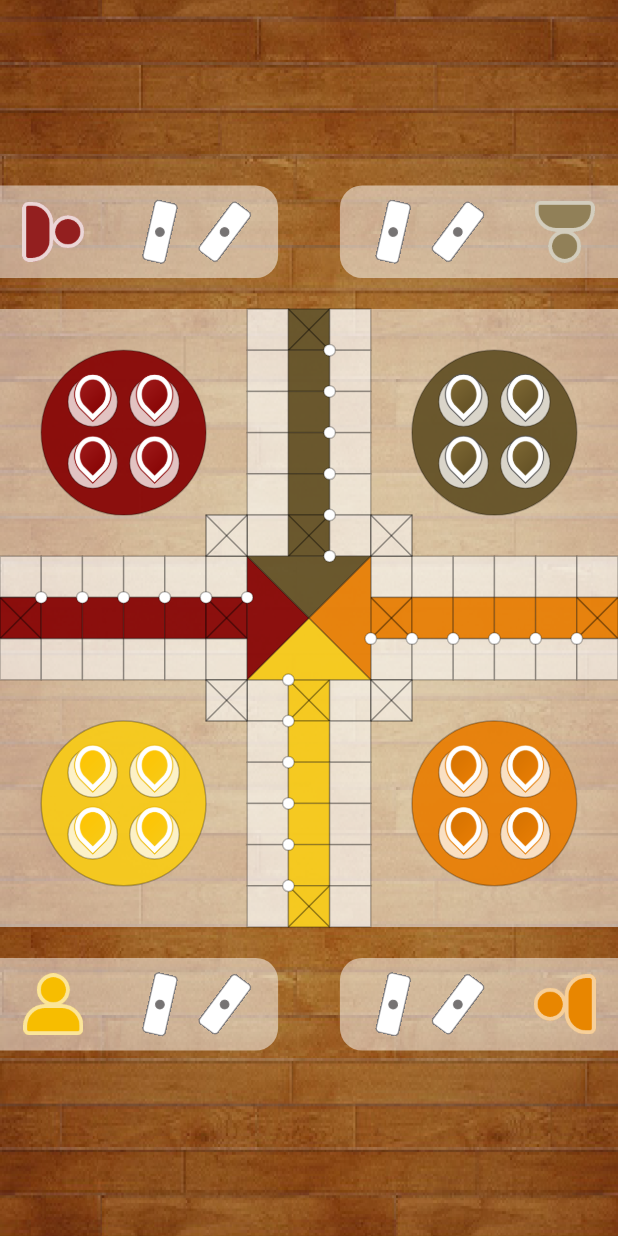
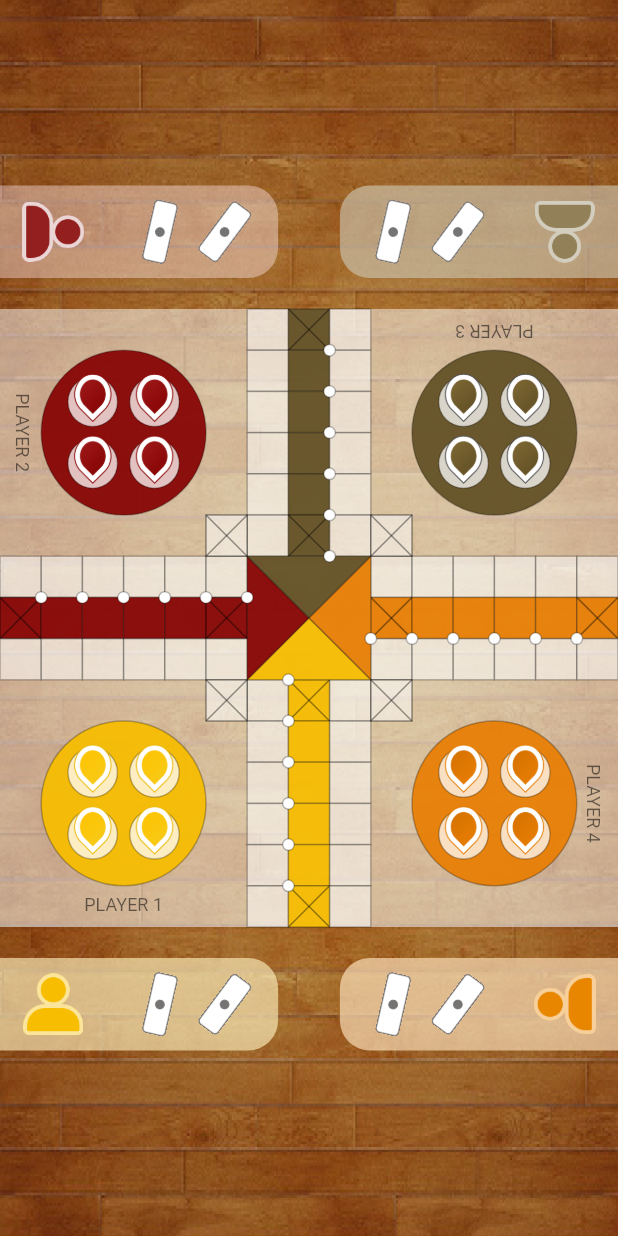
Before and after one commit to coder-selvarajan/thayam_flutter, a Flutter app: the screen it shows after launch, on a phone screen of 412 x 824 dp. Run offline on Flutter 3.47's test engine with Material 2 defaults, Android fonts, the phone set to English and light mode, and no system bars.

Commit message:
Multiple directional player name painted

```diff
--- a/lib/constants.dart
+++ b/lib/constants.dart
@@ -71,5 +71,13 @@ Paint rightPaint = new Paint()
   ..style = PaintingStyle.fill;
 
 Paint bottomPaint = new Paint()
-  ..color = Color(0xEEF7CA18)
+//  ..color = Color(0xEEF7CA18)
+  ..color = Color(0xEEF7BD00)
   ..style = PaintingStyle.fill;
+
+List<Color> playerColorsLight = [
+  Color(0xAAFAEAB8),
+  Color(0x6FFCE2E2),
+  Color(0xAACBC1AA),
+  Color(0xAAFCE0BB),
+];
--- a/lib/widgets/board.dart
+++ b/lib/widgets/board.dart
@@ -1,5 +1,8 @@
+import 'dart:math';
+
 import "package:flutter/material.dart";
 import 'package:ThayamGame/constants.dart';
+import 'dart:ui' as ui;
 
 class Board extends CustomPainter {
   Canvas bCanvas;
@@ -15,6 +18,57 @@ class Board extends CustomPainter {
     drawMidCross();
     drawPawnStage();
     drawSmallCircles();
+
+//    writeParagraph();
+//    writeText();
+  }
+
+  writeText() {
+    final textStyle = TextStyle(
+      color: Colors.black,
+      fontSize: 12.9,
+    );
+    final textSpan = TextSpan(
+      text: 'Selvarajan',
+      style: textStyle,
+    );
+    final textPainter = TextPainter(
+      text: textSpan,
+      textDirection: TextDirection.ltr,
+    );
+    textPainter.layout(
+      minWidth: 0,
+      maxWidth: 6 * bSquareWidth,
+    );
+
+//    final offset = Offset(
+//        boardOffsetLeft + ((6 * bSquareWidth) / 2) - (textPainter.width / 2),
+//        boardOffsetTop + 14.2 * bSquareWidth);
+    final offset = Offset(150, 350);
+    bCanvas.save();
+    bCanvas.translate(10, 30);
+    bCanvas.rotate(pi / 0.47);
+    textPainter.paint(bCanvas, offset);
+  }
+
+  writeParagraph() {
+    final textStyle = ui.TextStyle(
+      color: Colors.black54,
+      fontSize: 12.9,
+    );
+    final paragraphStyle = ui.ParagraphStyle(
+      textDirection: TextDirection.ltr,
+    );
+    final paragraphBuilder = ui.ParagraphBuilder(paragraphStyle)
+      ..pushStyle(textStyle)
+      ..addText('Player1');
+
+    final paragraph = paragraphBuilder.build();
+    final constraints = ui.ParagraphConstraints(width: 5 * bSquareWidth);
+    paragraph.layout(constraints);
+    final offset = Offset(
+        boardOffsetLeft + 0 * bSquareWidth, boardOffsetTop + 14 * bSquareWidth);
+    bCanvas.drawParagraph(paragraph, offset);
   }
 
   drawSmallCircles() {
--- a/lib/widgets/playerArea.dart
+++ b/lib/widgets/playerArea.dart
@@ -39,7 +39,106 @@ class PlayerArea extends StatelessWidget {
             playerImage: 'player-orange',
           ),
         ),
+        PlayerText(
+          playerName: 'PLAYER 1',
+          playerSide: Side.Bottom,
+        ),
+        PlayerText(
+          playerName: 'PLAYER 2',
+          playerSide: Side.Left,
+        ),
+        PlayerText(
+          playerName: 'PLAYER 3',
+          playerSide: Side.Top,
+        ),
+        PlayerText(
+          playerName: 'PLAYER 4',
+          playerSide: Side.Right,
+        ),
       ],
     );
   }
 }
+
+class PlayerText extends StatelessWidget {
+  const PlayerText({
+    Key key,
+    this.playerSide,
+    this.playerName,
+  }) : super(key: key);
+
+  final Side playerSide;
+  final String playerName;
+
+  @override
+  Widget build(BuildContext context) {
+    double left;
+    double top;
+    double width;
+    double height;
+    int quarterTurn;
+
+    switch (playerSide) {
+      case Side.Bottom:
+        {
+          left = boardOffsetLeft;
+          top = boardOffsetTop + (14.2 * bSquareWidth);
+          width = 6 * bSquareWidth;
+          height = 0.8 * bSquareWidth;
+
+          quarterTurn = 4;
+        }
+        break;
+
+      case Side.Left:
+        {
+          left = boardOffsetLeft;
+          top = boardOffsetTop;
+          width = 0.8 * bSquareWidth;
+          height = 6 * bSquareWidth;
+
+          quarterTurn = 1;
+        }
+        break;
+
+      case Side.Top:
+        {
+          left = boardOffsetLeft + (9 * bSquareWidth);
+          top = boardOffsetTop + (0.2 * bSquareWidth);
+          width = 6 * bSquareWidth;
+          height = 0.6 * bSquareWidth;
+
+          quarterTurn = 2;
+        }
+        break;
+      case Side.Right:
+        {
+          left = boardOffsetLeft + (14 * bSquareWidth);
+          top = boardOffsetTop + (9 * bSquareWidth);
+          width = 0.65 * bSquareWidth;
+          height = 6 * bSquareWidth;
+
+          quarterTurn = 1;
+        }
+        break;
+    }
+
+    return Positioned(
+      left: left,
+      top: top,
+      width: width,
+      height: height,
+      child: RotatedBox(
+        quarterTurns: quarterTurn,
+        child: Text(
+          playerName,
+          textAlign: TextAlign.center,
+          style: TextStyle(
+            fontSize: 12,
+            color: Colors.black54,
+          ),
+        ),
+      ),
+    );
+  }
+}
--- a/lib/widgets/playerBox.dart
+++ b/lib/widgets/playerBox.dart
@@ -19,10 +19,10 @@ class _PlayerBoxState extends State<PlayerBox> {
         width: playerStageWidth,
         height: playerStageHeight,
         decoration: BoxDecoration(
-          color: Colors.white.withOpacity(0.5),
+          color: playerColorsLight[widget.stageSide.index],
           borderRadius: BorderRadius.only(
-            topRight: Radius.circular(15.0),
-            bottomRight: Radius.circular(15.0),
+            topRight: Radius.circular(20.0),
+            bottomRight: Radius.circular(20.0),
           ),
         ),
         child: Row(
@@ -43,10 +43,10 @@ class _PlayerBoxState extends State<PlayerBox> {
         width: playerStageWidth,
         height: playerStageHeight,
         decoration: BoxDecoration(
-          color: Colors.white.withOpacity(0.5),
+          color: playerColorsLight[widget.stageSide.index],
           borderRadius: BorderRadius.only(
-            topLeft: Radius.circular(15.0),
-            bottomLeft: Radius.circular(15.0),
+            topLeft: Radius.circular(20.0),
+            bottomLeft: Radius.circular(20.0),
           ),
         ),
         child: Row(
```
